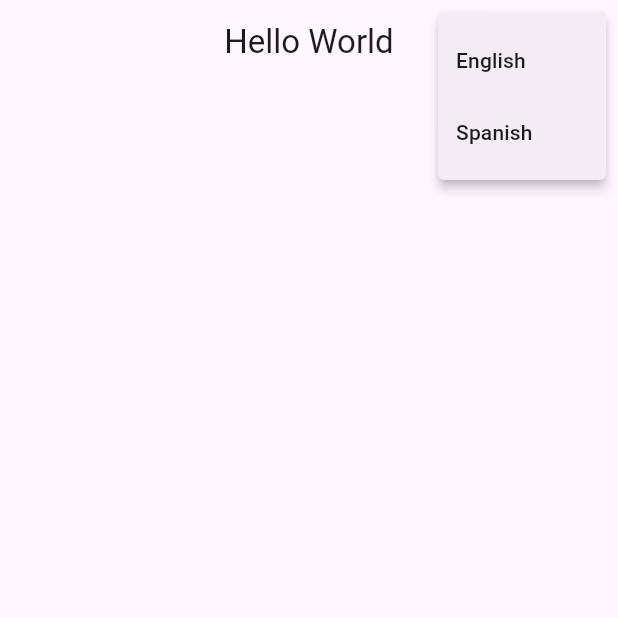
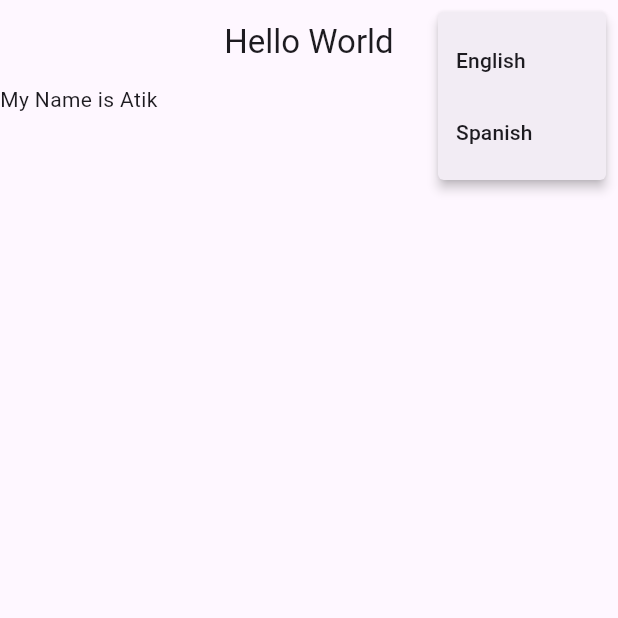
Before and after one commit to atik-sabuj/localizations_internationalisation, a Flutter app: the screen it shows after launch, after a tap on the "more vert" icon, on a phone screen of 412 x 824 dp, the top half of it. Run offline on Flutter 3.47's test engine with Material 3 defaults, Android fonts, the light colour scheme and no system bars; our stand-ins replace shared_preferences; generated files the repository leaves out were written again.

Commit message:
Spanish and English Localization

```diff
--- a/lib/controller/language_change_controller.dart
+++ b/lib/controller/language_change_controller.dart
@@ -9,6 +9,7 @@ class LanguageChangeController with ChangeNotifier {
 
    void changeLanguage(Locale type) async {
      SharedPreferences sp = await SharedPreferences.getInstance();
+     _appLocale = type;
 
      if(type == Locale('en')) {
        await sp.setString('language_code', 'en');
--- a/lib/home_screen.dart
+++ b/lib/home_screen.dart
@@ -21,6 +21,7 @@ class _HomeScreenState extends State<HomeScreen> {
       appBar: AppBar(
         title: Text(AppLocalizations.of(context)!.helloWorld),
         centerTitle: true,
+
         actions: [
           Consumer<LanguageChangeController>(
               builder: (context, provider, child) {
@@ -28,10 +29,13 @@ class _HomeScreenState extends State<HomeScreen> {
                     onSelected: (Language item){
                       if(Language.english.name == item.name) {
                         provider.changeLanguage(Locale('en'));
+                        print('English');
                       }else {
                         provider.changeLanguage(Locale('es'));
+                        print('Spanish');
                       }
                     },
+
                     itemBuilder: (BuildContext context) => <PopupMenuEntry<Language>>[
                       const PopupMenuItem(
                           value: Language.english,
@@ -48,10 +52,13 @@ class _HomeScreenState extends State<HomeScreen> {
           )
         ],
       ),
-      body: Column(
-        children: [
 
-        ],
+      body: SafeArea(
+        child: Column(
+          children: [
+            Text(AppLocalizations.of(context)!.name),
+          ],
+        ),
       ),
     );
   }
--- a/lib/l10n/app_en.arb
+++ b/lib/l10n/app_en.arb
@@ -1,3 +1,4 @@
 {
-    "helloWorld" : "Hello World"
+    "helloWorld" : "Hello World",
+    "name" : "My Name is Atik"
 }
--- a/lib/l10n/app_es.arb
+++ b/lib/l10n/app_es.arb
@@ -1,3 +1,4 @@
 {
-    "helloWorld" : "¡Hola Mundo!"
+    "helloWorld" : "¡Hola Mundo!",
+    "name" : "Mi nombre es Atik"
 }
--- a/lib/main.dart
+++ b/lib/main.dart
@@ -1,16 +1,21 @@
 import 'package:flutter/material.dart';
+import 'package:shared_preferences/shared_preferences.dart';
 import 'controller/language_change_controller.dart';
 import 'package:provider/provider.dart';
 import 'home_screen.dart';
 import 'package:flutter_localizations/flutter_localizations.dart';
 import 'package:flutter_gen/gen_l10n/app_localizations.dart';
 
-void main() {
-  runApp(const MyApp());
+void main() async {
+  WidgetsFlutterBinding.ensureInitialized();
+  SharedPreferences sp = await SharedPreferences.getInstance();
+  final String languageCode = sp.getString('language_code') ?? '' ;
+  runApp(MyApp(locale: languageCode,));
 }
 
 class MyApp extends StatelessWidget {
-  const MyApp({super.key});
+  final String locale;
+  const MyApp({super.key, required this.locale});
 
   // This widget is the root of your application.
   @override
@@ -22,13 +27,19 @@ class MyApp extends StatelessWidget {
 
       child: Consumer<LanguageChangeController>(
         builder: (context, provider, child){
+
+          if(locale.isEmpty) {
+            provider.changeLanguage(Locale('en'));
+          }
+
           return MaterialApp(
             title: 'Flutter Demo',
 
-            //Localization add:
-
-            locale: Locale('en'),        //For English Language
-            //locale: Locale('es'),      //For Espain Language
+            locale: locale == '' ?
+            Locale('en') :
+            provider.appLocale == null ?
+            Locale('en') :
+            provider.appLocale,
 
             localizationsDelegates: [
               AppLocalizations.delegate,
```
